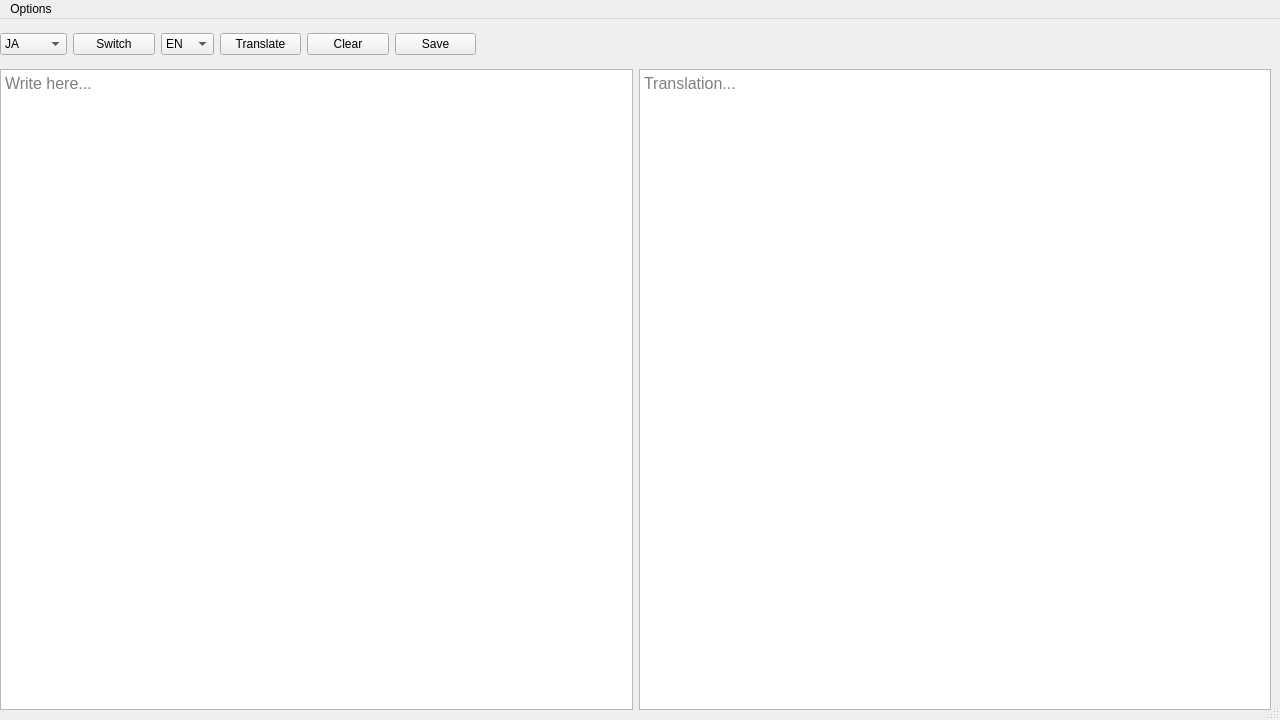
Qt form mainwindow.ui (misusi/nihongogawakarimashita) before a commit.
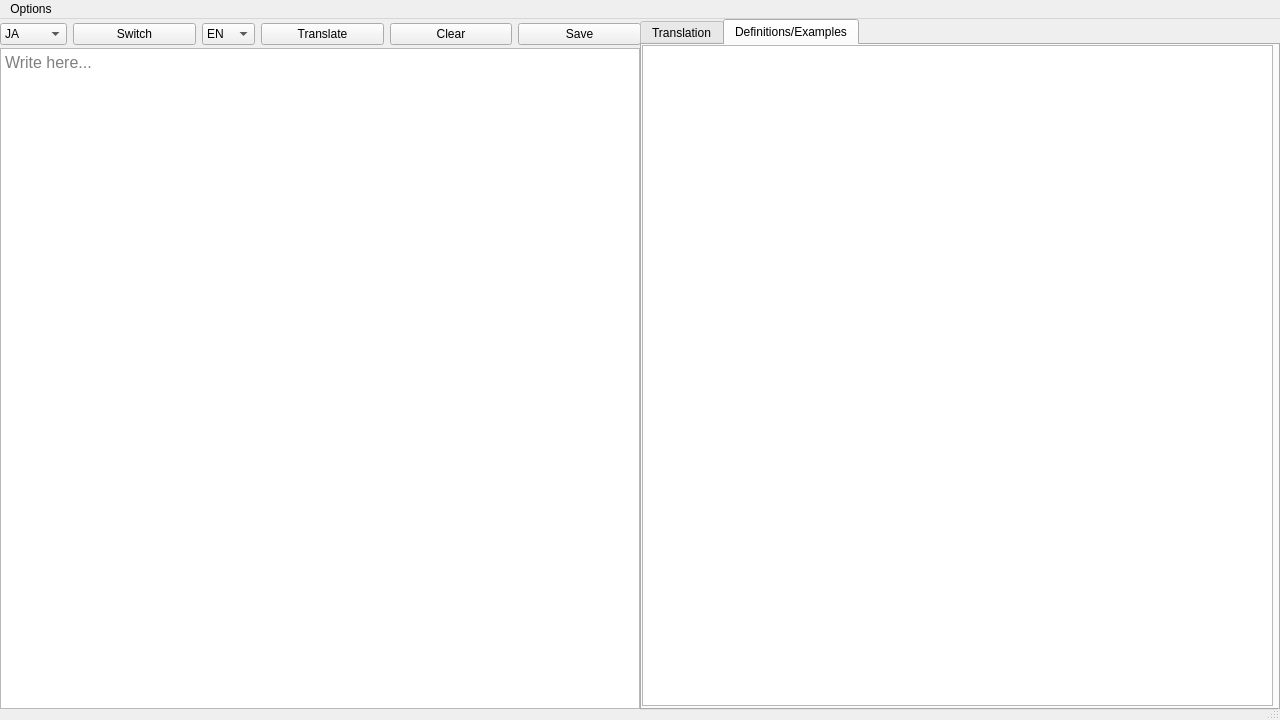
The same form after that commit. The open tabs and pages were chosen to show the change.

Commit message: RomajiDesu browser added

The edit to the form file:
```diff
--- a/mainwindow.ui
+++ b/mainwindow.ui
@@ -56,51 +56,12 @@
      <height>1</height>
     </size>
    </property>
-   <widget class="QWidget" name="horizontalLayoutWidget">
-    <property name="geometry">
-     <rect>
-      <x>0</x>
-      <y>50</y>
-      <width>1271</width>
-      <height>641</height>
-     </rect>
-    </property>
-    <layout class="QHBoxLayout" name="horizontalLayout">
-     <item>
-      <widget class="QPlainTextEdit" name="plainTextEditSource">
-       <property name="font">
-        <font>
-         <pointsize>12</pointsize>
-        </font>
-       </property>
-       <property name="placeholderText">
-        <string>Write here...</string>
-       </property>
-      </widget>
-     </item>
-     <item>
-      <widget class="QPlainTextEdit" name="plainTextEditTarget">
-       <property name="font">
-        <font>
-         <pointsize>12</pointsize>
-        </font>
-       </property>
-       <property name="readOnly">
-        <bool>true</bool>
-       </property>
-       <property name="placeholderText">
-        <string>Translation...</string>
-       </property>
-      </widget>
-     </item>
-    </layout>
-   </widget>
    <widget class="QWidget" name="horizontalLayoutWidget_2">
     <property name="geometry">
      <rect>
       <x>0</x>
-      <y>10</y>
-      <width>476</width>
+      <y>0</y>
+      <width>641</width>
       <height>31</height>
      </rect>
     </property>
@@ -187,6 +148,84 @@
      </item>
     </layout>
    </widget>
+   <widget class="QTabWidget" name="tabWidget">
+    <property name="geometry">
+     <rect>
+      <x>640</x>
+      <y>0</y>
+      <width>640</width>
+      <height>691</height>
+     </rect>
+    </property>
+    <property name="currentIndex">
+     <number>0</number>
+    </property>
+    <widget class="QWidget" name="tab">
+     <attribute name="title">
+      <string>Translation</string>
+     </attribute>
+     <widget class="QPlainTextEdit" name="plainTextEditTarget">
+      <property name="geometry">
+       <rect>
+        <x>0</x>
+        <y>0</y>
+        <width>631</width>
+        <height>661</height>
+       </rect>
+      </property>
+      <property name="font">
+       <font>
+        <pointsize>12</pointsize>
+       </font>
+      </property>
+      <property name="readOnly">
+       <bool>true</bool>
+      </property>
+      <property name="placeholderText">
+       <string>Translation...</string>
+      </property>
+     </widget>
+    </widget>
+    <widget class="QWidget" name="tab_2">
+     <attribute name="title">
+      <string>Definitions/Examples</string>
+     </attribute>
+     <widget class="QTextBrowser" name="textBrowser">
+      <property name="geometry">
+       <rect>
+        <x>0</x>
+        <y>0</y>
+        <width>631</width>
+        <height>661</height>
+       </rect>
+      </property>
+      <property name="maximumSize">
+       <size>
+        <width>16777215</width>
+        <height>16777215</height>
+       </size>
+      </property>
+     </widget>
+    </widget>
+   </widget>
+   <widget class="QPlainTextEdit" name="plainTextEditSource">
+    <property name="geometry">
+     <rect>
+      <x>0</x>
+      <y>29</y>
+      <width>640</width>
+      <height>661</height>
+     </rect>
+    </property>
+    <property name="font">
+     <font>
+      <pointsize>12</pointsize>
+     </font>
+    </property>
+    <property name="placeholderText">
+     <string>Write here...</string>
+    </property>
+   </widget>
   </widget>
   <widget class="QMenuBar" name="menubar">
    <property name="geometry">
```
The commit also changes 8 other files.
